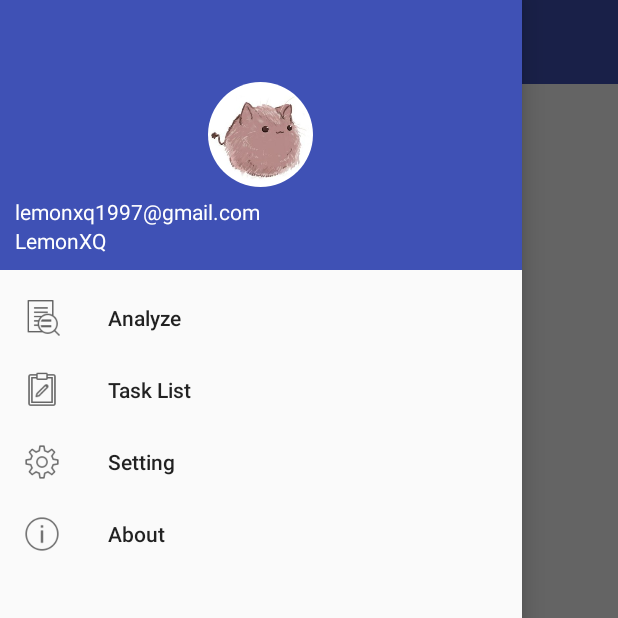
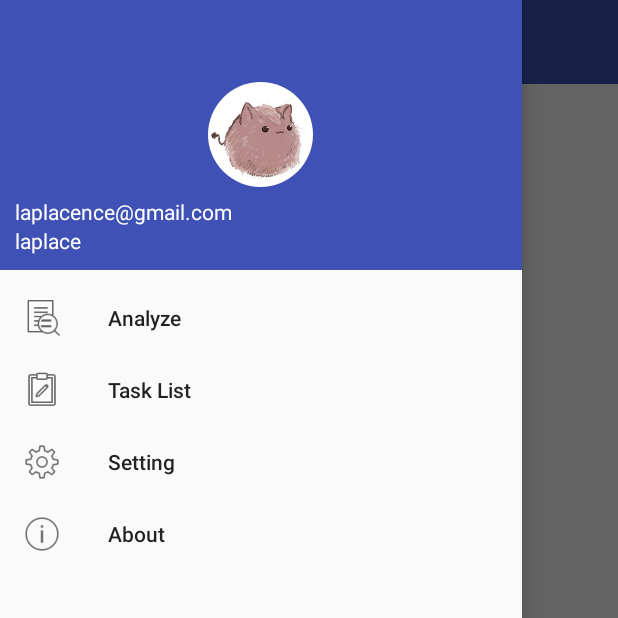
Before and after one commit to Lemon-XQ/PregnantMonitor, an Android app: the MainActivity screen opened directly, with no data from a screen before it, with the side drawer open, on a phone screen of 412 x 824 dp, the top half of it. Run offline under Robolectric (Android 15) with nearby library versions, the phone set to English and light mode, and no system bars; our stand-ins replace CircleImageView.

Commit message:
changed some grammer

```diff
--- a/app/src/main/res/layout/activity_main.xml
+++ b/app/src/main/res/layout/activity_main.xml
@@ -35,7 +35,7 @@
         <android.support.v4.view.ViewPager
             android:id="@+id/viewpagge"
             android:layout_width="wrap_content"
-            android:layout_height="wrap_content"
+            android:layout_height="0dp"
             android:layout_weight="1"
             />
 
--- a/app/src/main/res/layout/activity_rightitem_robot.xml
+++ b/app/src/main/res/layout/activity_rightitem_robot.xml
@@ -14,7 +14,7 @@
         android:layout_below="@id/tvtime"
         android:layout_width="70dp"
         android:layout_height="70dp"
-        android:layout_alignParentRight="true"
+        android:layout_alignParentEnd="true"
         android:padding="10dp"
         android:src="@drawable/visitor" />
 
@@ -23,8 +23,8 @@
         android:layout_below="@id/tvtime"
         android:layout_width="wrap_content"
         android:layout_height="wrap_content"
-        android:layout_marginLeft="50dp"
-        android:layout_toLeftOf="@id/iv"
+        android:layout_marginStart="50dp"
+        android:layout_toStartOf="@id/iv"
         android:background="@drawable/aio_user_bg_nor_11"
         android:gravity="center" />
 
--- a/app/src/main/res/layout/fragment_two.xml
+++ b/app/src/main/res/layout/fragment_two.xml
@@ -9,6 +9,6 @@
         android:id="@+id/imageView1"
         android:layout_width="match_parent"
         android:layout_height="wrap_content"
-        android:layout_weight="0.85"
+        android:layout_weight="0"
         android:src="@drawable/ic_launcher" />
 </FrameLayout>
--- a/app/src/main/res/layout/item.xml
+++ b/app/src/main/res/layout/item.xml
@@ -8,9 +8,9 @@
 
     <TextView
         android:id="@+id/tv_date"
-        android:layout_width="wrap_content"
+        android:layout_width="0dp"
         android:layout_height="wrap_content"
-        android:layout_marginLeft="50dp"
+        android:layout_marginStart="50dp"
         android:text="TextView"
         android:layout_weight="1"
         android:textSize="18sp"
@@ -20,7 +20,7 @@
         android:id="@+id/tv_step"
         android:layout_width="wrap_content"
         android:layout_height="wrap_content"
-        android:layout_marginRight="50dp"
+        android:layout_marginEnd="50dp"
         android:textSize="18sp"
         android:text="TextView"
         android:textColor="#000000" />
--- a/app/src/main/res/layout/nav_header.xml
+++ b/app/src/main/res/layout/nav_header.xml
@@ -18,16 +18,17 @@
         android:layout_width="wrap_content"
         android:layout_height="wrap_content"
         android:layout_alignParentBottom="true"
-        android:text="LemonXQ"
+        android:layout_alignParentStart="true"
+        android:text="laplace"
         android:textColor="#fff"
-        android:textSize="14sp"/>
+        android:textSize="14sp" />
 
     <TextView
         android:id="@+id/mail"
         android:layout_width="wrap_content"
         android:layout_height="wrap_content"
         android:layout_above="@+id/username"
-        android:text="lemonxq1997@gmail.com"
+        android:text="laplacence@gmail.com"
         android:textColor="#fff"
         android:textSize="14sp"/>
 </RelativeLayout>
```
Also changed, not shown: app/src/main/res/layout/activity_main2.xml (+10 -9 lines).
